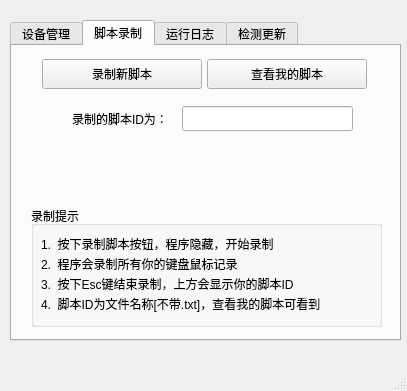
Old version of the form ui.ui in the repository wequgroup/WeDuck.
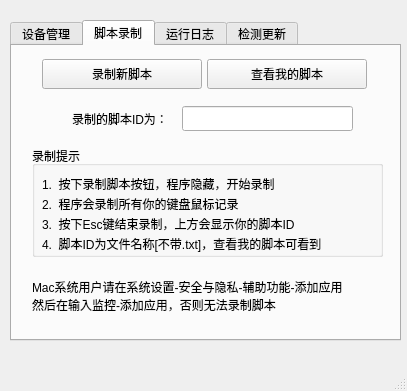
New version of the form. The open tabs and pages were chosen to show the change.

```diff
--- a/ui.ui
+++ b/ui.ui
@@ -189,10 +189,10 @@
      <widget class="QGroupBox" name="TipBox">
       <property name="geometry">
        <rect>
-        <x>19</x>
-        <y>160</y>
+        <x>20</x>
+        <y>100</y>
         <width>351</width>
-        <height>121</height>
+        <height>111</height>
        </rect>
       </property>
       <property name="title">
@@ -274,6 +274,19 @@
        </rect>
       </property>
      </widget>
+     <widget class="QLabel" name="label_9">
+      <property name="geometry">
+       <rect>
+        <x>20</x>
+        <y>230</y>
+        <width>351</width>
+        <height>41</height>
+       </rect>
+      </property>
+      <property name="text">
+       <string>&lt;html&gt;&lt;head/&gt;&lt;body&gt;&lt;p&gt;Mac系统用户请在系统设置-安全与隐私-辅助功能-添加应用&lt;br/&gt;然后在输入监控-添加应用，否则无法录制脚本&lt;/p&gt;&lt;/body&gt;&lt;/html&gt;</string>
+      </property>
+     </widget>
     </widget>
     <widget class="QWidget" name="tab_4">
      <attribute name="title">
```
Left out of the diff: 2 changed lines with no effect on the pictures.
